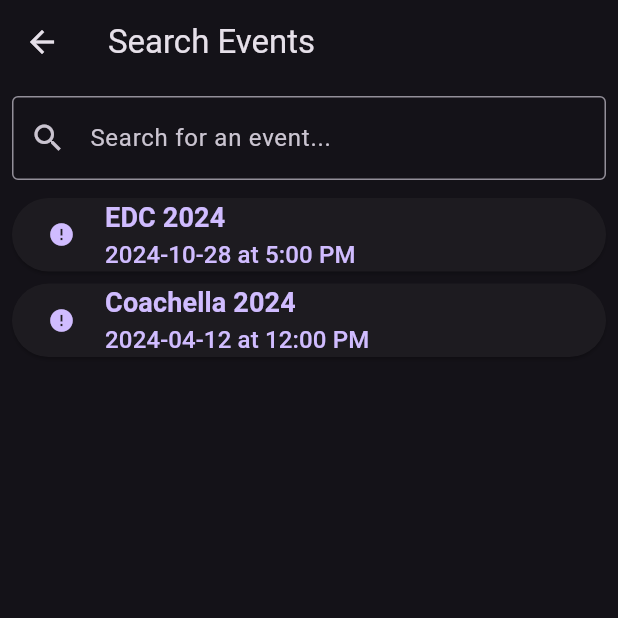
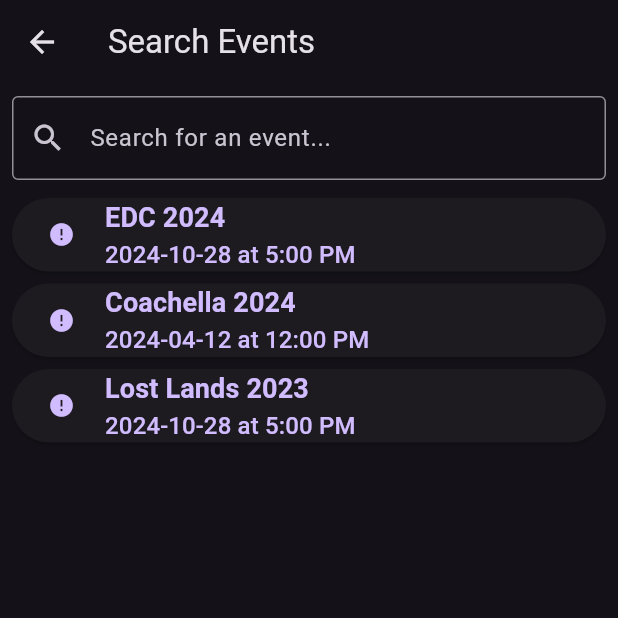
Before and after one commit to OmeidN/theft_app, a Flutter app: the SearchPage screen opened directly, on a phone screen of 412 x 824 dp, the top half of it. Run offline on Flutter 3.47's test engine with Material 3 defaults, Android fonts, the phone set to English and light mode, and no system bars; our stand-ins replace cloud_firestore, firebase_auth, firebase_core, logger; accounts and stored records are empty; network calls fail.

Commit message:
fix errors + auto indent + cleanup

```diff
--- a/lib/event_data.dart
+++ b/lib/event_data.dart
@@ -1,5 +1,3 @@
-// event_data.dart
-
 class Event {
   final String name;
   final String date;
@@ -22,15 +20,26 @@
     name: 'EDC 2024',
     date: '2024-10-28',
     time: '5:00 PM',
-    logoUrl: 'https://encrypted-tbn0.gstatic.com/images?q=tbn:ANd9GcRniXJpNK2UFfsnkP5DV1it6CaTzv32lpvSPA&s',
+    logoUrl:
+        'https://encrypted-tbn0.gstatic.com/images?q=tbn:ANd9GcRniXJpNK2UFfsnkP5DV1it6CaTzv32lpvSPA&s',
     mapUrl: 'https://i.redd.it/pxczjrfuuwz81.jpg',
   ),
   Event(
     name: 'Coachella 2024',
     date: '2024-04-12',
     time: '12:00 PM',
-    logoUrl: 'https://play-lh.googleusercontent.com/RHwEuVQUhY-5F6cbF4iMR9rKv2tU7iAaUEk_KLF1ZDgfMc6XsuclC-A81Jz4BxlRXJU=w240-h480-rw',
-    mapUrl: 'https://media.coachella.com/content/content_images/452/qsiLKM8QJB256XSDzEgTBmjXM7RqtOExeYwZz6NW.jpg',
+    logoUrl:
+        'https://play-lh.googleusercontent.com/RHwEuVQUhY-5F6cbF4iMR9rKv2tU7iAaUEk_KLF1ZDgfMc6XsuclC-A81Jz4BxlRXJU=w240-h480-rw',
+    mapUrl:
+        'https://media.coachella.com/content/content_images/452/qsiLKM8QJB256XSDzEgTBmjXM7RqtOExeYwZz6NW.jpg',
   ),
-  // Add more events as needed
+  Event(
+    name: 'Lost Lands 2023',
+    date: '2024-10-28',
+    time: '5:00 PM',
+    logoUrl:
+        'https://www.lostlandsfestival.com/wp-content/uploads/2020/02/LL2020Profile.jpg',
+    mapUrl:
+        'https://preview.redd.it/maps-are-here-v0-em31yzdd6aob1.jpg?width=1080&crop=smart&auto=webp&s=c70648e277732f40824309e465f94c2f900a043b',
+  )
 ];
--- a/lib/main.dart
+++ b/lib/main.dart
@@ -9,7 +9,6 @@
 import 'pages/profile_page.dart';
 import 'package:logger/logger.dart';
 import 'package:theft_app/event_data.dart';
-
 
 void main() async {
   WidgetsFlutterBinding.ensureInitialized();
@@ -67,9 +66,6 @@
 
   late List<Widget> _pages;
 
-  // Master event list (all other classes that need it are passed this from main)
-
-
   // Pages with index selector
 
   @override
@@ -82,7 +78,6 @@
       const ProfilePage(),
     ];
   }
-
 
   void _onItemTapped(int index) {
     setState(() {
```
Also changed, not shown: lib/mapPages/map_page_parent.dart (+5 -3 lines), lib/pages/event_details_page.dart (+16 -9 lines), lib/pages/upcoming_events_page.dart (+16 -10 lines), lib/pages/profile_page.dart (line endings or trailing spaces). Lines whose indentation alone changed are shown as unchanged.
